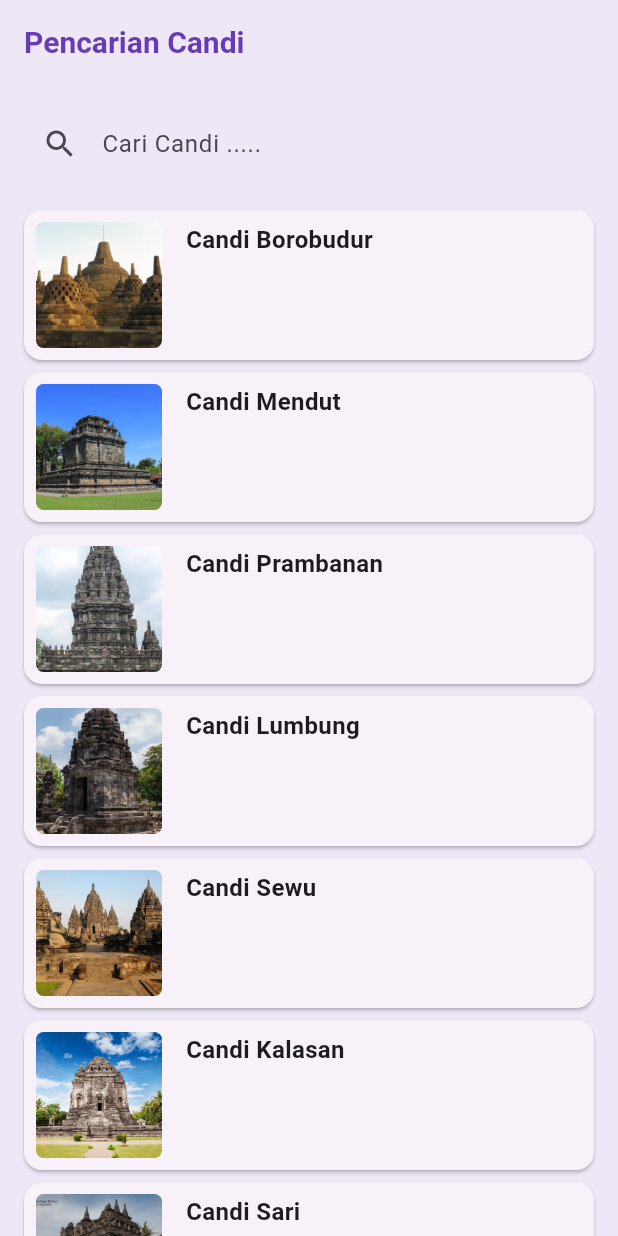
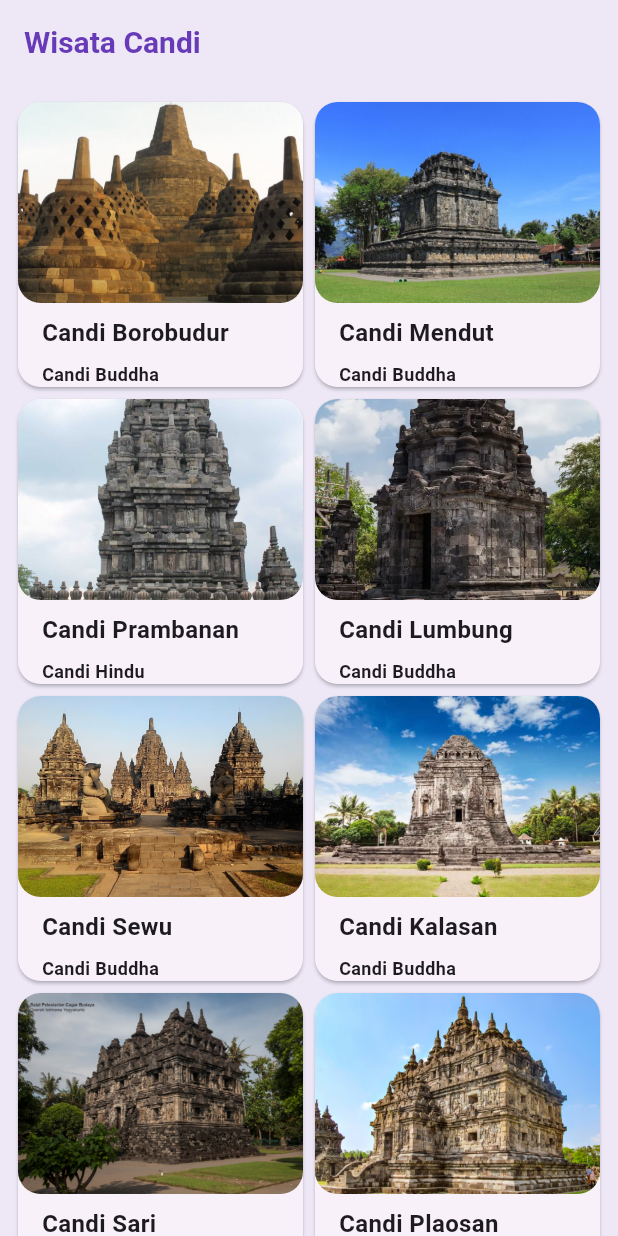
Before and after one commit to Mobile-Programming-MDP/materi-latihan-flutter-NyimasNisrinaaKamilah-2226250064, a Flutter app: the screen it shows after launch, on a phone screen of 412 x 824 dp. Run offline on Flutter 3.47's test engine with Material 2 defaults, Android fonts, the phone set to English and light mode, and no system bars.

Commit message:
home screen

```diff
--- a/Wisata candi/wisata_candi/lib/main.dart
+++ b/Wisata candi/wisata_candi/lib/main.dart
@@ -1,4 +1,5 @@
 import 'package:flutter/material.dart';
+import 'package:wisata_candi/screens/home_screen.dart';
 // import 'package:wisata_candi/data/candi_data.dart';
 // import 'package:wisata_candi/screens/detail_screen.dart';
 import 'package:wisata_candi/screens/profile_screen.dart';
@@ -32,7 +33,8 @@ class MyApp extends StatelessWidget {
         ),
         useMaterial3: true,
       ),
-      home: const SearchScreen(),
+      home: HomeScreen(),
+      //home: const SearchScreen(),
       //home: SignInScreen(),
       //home: DetailScreen(candi: candiList[0]),
   );
--- /dev/null
+++ b/Wisata candi/wisata_candi/lib/screens/home_screen.dart
@@ -0,0 +1,33 @@
+import 'package:flutter/material.dart';
+import 'package:wisata_candi/data/candi_data.dart';
+import 'package:wisata_candi/widgets/item_card.dart';
+
+class HomeScreen extends StatefulWidget {
+  const HomeScreen({super.key});
+
+  @override
+  State<HomeScreen> createState() => _HomeScreenState();
+}
+
+class _HomeScreenState extends State<HomeScreen> {
+  @override
+  Widget build(BuildContext context) {
+    return Scaffold(
+      //TODO: 1 Buat appbar dengan judul wisata candi
+      appBar: AppBar(
+        title: Text('Wisata Candi'),
+      ),
+      //TODO: 2 Buat body dengan Gridview.Builder
+      body: GridView.builder(
+          gridDelegate: SliverGridDelegateWithFixedCrossAxisCount(
+            crossAxisCount: 2,
+          ),
+          padding: EdgeInsets.all(8),
+          itemCount: candiList.length,
+          itemBuilder: (context, index) {
+            return ItemCard(candi: candiList[index]);
+          }),
+      //TODO: 3 Buat Itemcard sebagai return value dari GridView.builder
+    );
+  }
+}
--- /dev/null
+++ b/Wisata candi/wisata_candi/lib/widgets/item_card.dart
@@ -0,0 +1,60 @@
+import 'package:flutter/material.dart';
+import 'package:wisata_candi/models/candi.dart';
+
+class ItemCard extends StatelessWidget {
+  //TODO: 1 Deklarasikan variabel yang dibutuhkan dan pasang pada konstru8ktor
+  final Candi candi;
+  ItemCard({required this.candi});
+
+  @override
+  Widget build(BuildContext context) {
+    //TODO: 6 Implementasi routing ke Detailo screen
+    return Card(
+      //TODO: 2 Tetapkan parameter shape, margin, dan elevation dari cari
+      shape: RoundedRectangleBorder(
+        borderRadius: BorderRadius.circular(15),
+      ),
+      margin: EdgeInsets.all(4),
+      elevation: 1,
+      child: Column(
+        crossAxisAlignment: CrossAxisAlignment.start,
+        children: [
+          //TODO: 3 Buat Image sebagai anak dari column
+          Expanded(
+            //TODO: 7 Implementasi hero Animation
+            child: ClipRRect(
+              borderRadius: BorderRadius.circular(15),
+              child: Image.asset(
+                candi.imageAsset,
+                width: double.infinity,
+                fit: BoxFit.cover,
+              ),
+            ),
+          ),
+          //TODO: 4 Buat Text sebagai anak dari column
+          Padding(
+            padding: EdgeInsets.only(left: 16, top: 8),
+            child: Text(
+              candi.name,
+              style: TextStyle(
+                fontSize: 16,
+                fontWeight: FontWeight.bold,
+              ),
+            ),
+          ),
+          //TODO: 5 Buat text sebagai anak dari column
+          Padding(
+            padding: EdgeInsets.only(left: 16, top: 8),
+            child: Text(
+              candi.type,
+              style: TextStyle(
+                fontSize: 12,
+                fontWeight: FontWeight.bold,
+              ),
+            ),
+          ),
+        ],
+      ),
+    );
+  }
+}
```
